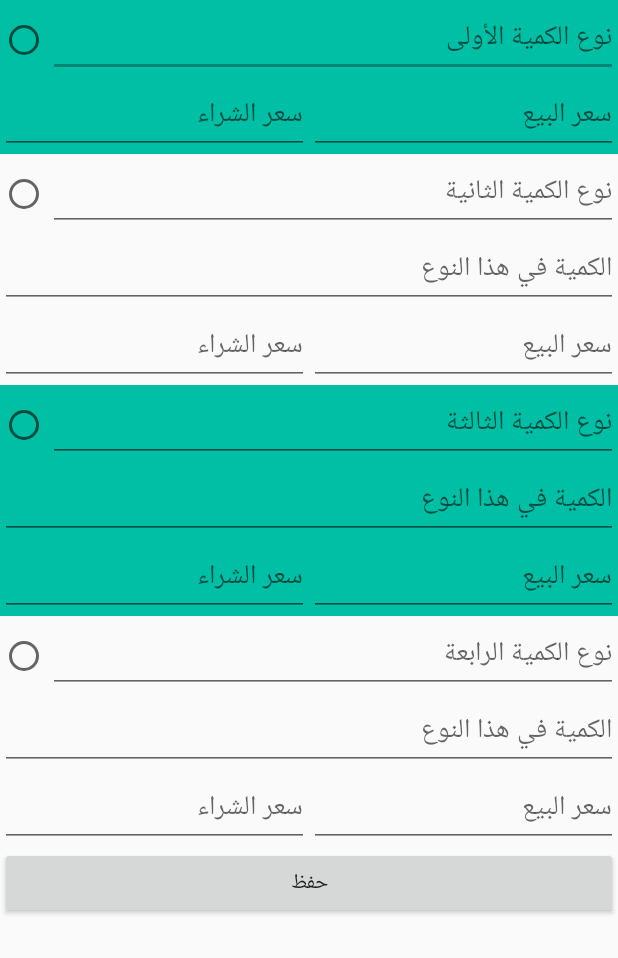
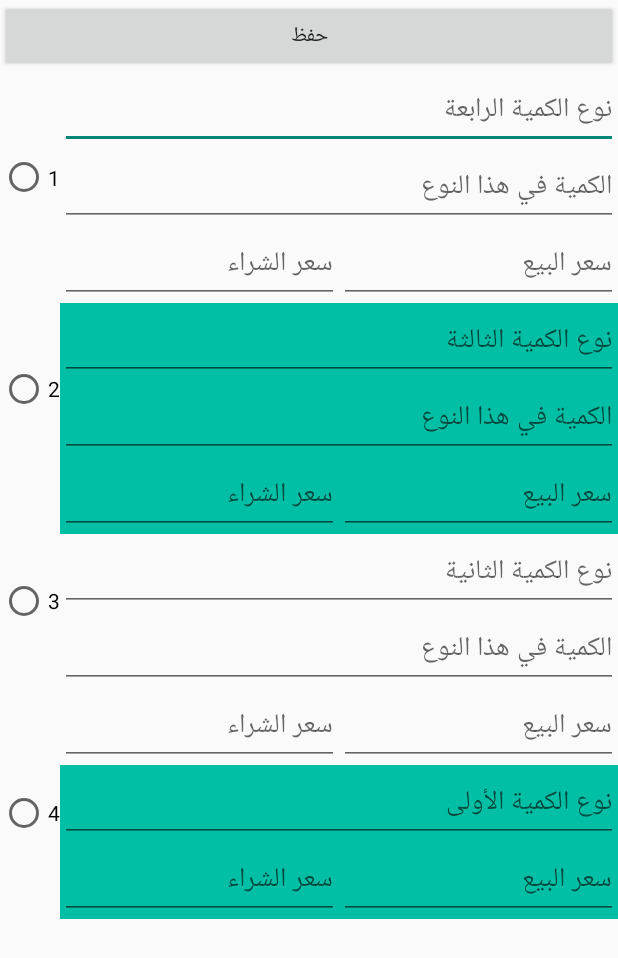
Before and after one commit to omerAndroid/MiniCashier, an Android app: the layout eg404.xml on its own in the app's theme, with its tools: preview values and no code run, on a phone screen of 412 x 824 dp. Shown: the top 958 px of the screen. Run offline under Robolectric (Android 15) with nearby library versions, the phone set to English and light mode, and no system bars.

Commit message:
fix only that 3

```diff
--- a/app/src/main/res/layout/eg404.xml
+++ b/app/src/main/res/layout/eg404.xml
@@ -1,11 +1,33 @@
 <?xml version="1.0" encoding="utf-8"?>
-<!--   يتم تجربة الواجهات هنا-->
-
 <LinearLayout xmlns:android="http://schemas.android.com/apk/res/android"
     xmlns:tools="http://schemas.android.com/tools"
     android:layout_width="match_parent"
+    xmlns:app="http://schemas.android.com/apk/res-auto"
     android:layout_height="wrap_content"
+
     android:orientation="vertical">
+
+    <LinearLayout
+        android:layout_width="match_parent"
+        android:layout_height="wrap_content"
+        android:orientation="horizontal">
+
+        <Button
+            android:id="@+id/save_tg_add"
+            android:layout_width="wrap_content"
+            android:layout_height="wrap_content"
+            android:layout_weight="1"
+            android:text="حفظ" />
+
+        <Button
+            android:id="@+id/delete_tg_add"
+            android:layout_width="wrap_content"
+            android:layout_height="wrap_content"
+            android:layout_weight="1"
+            android:text="حذف"
+            android:visibility="gone" />
+
+    </LinearLayout>
 
     <ScrollView
         android:layout_width="match_parent"
@@ -15,10 +37,107 @@
             android:layout_width="match_parent"
             android:layout_height="wrap_content"
             android:orientation="vertical">
+
+            <LinearLayout
+                android:layout_width="match_parent"
+                android:layout_height="wrap_content"
+                android:orientation="horizontal"
+                >
                 <RadioGroup
+                    android:id="@+id/radioGroup"
+                    android:layout_width="wrap_content"
+                    android:layout_height="match_parent"
+                    android:layout_weight="0"
+                    android:orientation="vertical"
+                    tools:ignore="NestedWeights">
+
+                    <RadioButton
+                        android:id="@+id/primary_type"
+                        android:layout_width="wrap_content"
+                        android:layout_weight="1"
+                        android:layout_height="wrap_content"
+                        android:text="1" />
+
+                    <RadioButton
+                        android:id="@+id/primary_type_2"
+                        android:layout_width="wrap_content"
+                        android:layout_weight="1"
+                        android:layout_height="wrap_content"
+                        android:text="2" />
+
+                    <RadioButton
+                        android:id="@+id/primary_type_3"
+                        android:layout_width="wrap_content"
+                        android:layout_weight="1"
+                        android:layout_height="wrap_content"
+                        android:text="3" />
+
+                    <RadioButton
+                        android:id="@+id/primary_type_4"
+                        android:layout_width="wrap_content"
+                        android:layout_weight="1"
+                        android:layout_height="wrap_content"
+                        android:text="4" />
+                </RadioGroup>
+
+                <LinearLayout
+                    android:layout_width="match_parent"
+                    android:layout_height="wrap_content"
+                    android:layout_weight="1"
+                    android:orientation="vertical">
+
+                    <LinearLayout
                         android:layout_width="match_parent"
                         android:layout_height="match_parent"
-                tools:ignore="UselessParent">
+                        android:orientation="vertical">
+
+                        <LinearLayout
+                            android:layout_width="match_parent"
+                            android:layout_height="match_parent"
+                            android:orientation="horizontal">
+
+
+                            <EditText
+                                android:id="@+id/q_type_4"
+                                android:layout_width="match_parent"
+                                android:layout_height="wrap_content"
+                                android:ems="10"
+                                android:hint="نوع الكمية الرابعة"
+                                android:inputType="textPersonName" />
+                        </LinearLayout>
+
+                        <EditText
+                            android:id="@+id/q_quantity_4"
+                            android:layout_width="match_parent"
+                            android:layout_height="wrap_content"
+                            android:ems="10"
+                            android:hint="الكمية في هذا النوع"
+                            android:inputType="number" />
+
+                        <LinearLayout
+                            android:layout_width="match_parent"
+                            android:layout_height="match_parent"
+                            android:orientation="horizontal">
+
+                            <EditText
+                                android:id="@+id/q_buy_price_4"
+                                android:layout_width="match_parent"
+                                android:layout_height="wrap_content"
+                                android:layout_weight="1"
+                                android:ems="10"
+                                android:hint="سعر الشراء"
+                                android:inputType="number|numberDecimal" />
+
+                            <EditText
+                                android:id="@+id/q_sale_price_4"
+                                android:layout_width="match_parent"
+                                android:layout_height="wrap_content"
+                                android:layout_weight="1"
+                                android:ems="10"
+                                android:hint="سعر البيع"
+                                android:inputType="number|numberDecimal" />
+                        </LinearLayout>
+                    </LinearLayout>
 
                     <LinearLayout
                         android:layout_width="match_parent"
@@ -31,19 +150,23 @@
                             android:layout_height="match_parent"
                             android:orientation="horizontal">
 
-                        <RadioButton
-                            android:id="@+id/primary_type"
-                            android:layout_width="wrap_content"
-                            android:layout_height="wrap_content" />
 
                             <EditText
-                            android:id="@+id/q_type"
+                                android:id="@+id/q_type_3"
                                 android:layout_width="match_parent"
                                 android:layout_height="wrap_content"
                                 android:ems="10"
-                            android:hint="نوع الكمية الأولى"
+                                android:hint="نوع الكمية الثالثة"
                                 android:inputType="textPersonName" />
                         </LinearLayout>
+
+                        <EditText
+                            android:id="@+id/q_quantity_3"
+                            android:layout_width="match_parent"
+                            android:layout_height="wrap_content"
+                            android:ems="10"
+                            android:hint="الكمية في هذا النوع"
+                            android:inputType="number" />
 
                         <LinearLayout
                             android:layout_width="match_parent"
@@ -51,7 +174,7 @@
                             android:orientation="horizontal">
 
                             <EditText
-                            android:id="@+id/q_buy_price"
+                                android:id="@+id/q_buy_price_3"
                                 android:layout_width="match_parent"
                                 android:layout_height="wrap_content"
                                 android:layout_weight="1"
@@ -60,7 +183,7 @@
                                 android:inputType="number|numberDecimal" />
 
                             <EditText
-                            android:id="@+id/q_sale_price"
+                                android:id="@+id/q_sale_price_3"
                                 android:layout_width="match_parent"
                                 android:layout_height="wrap_content"
                                 android:layout_weight="1"
@@ -80,10 +203,6 @@
                             android:layout_height="match_parent"
                             android:orientation="horizontal">
 
-                        <RadioButton
-                            android:id="@+id/primary_type_2"
-                            android:layout_width="wrap_content"
-                            android:layout_height="wrap_content" />
 
                             <EditText
                                 android:id="@+id/q_type_2"
@@ -138,27 +257,15 @@
                             android:layout_height="match_parent"
                             android:orientation="horizontal">
 
-                        <RadioButton
-                            android:id="@+id/primary_type_3"
-                            android:layout_width="wrap_content"
-                            android:layout_height="wrap_content" />
 
                             <EditText
-                            android:id="@+id/q_type_3"
+                                android:id="@+id/q_type"
                                 android:layout_width="match_parent"
                                 android:layout_height="wrap_content"
                                 android:ems="10"
-                            android:hint="نوع الكمية الثالثة"
+                                android:hint="نوع الكمية الأولى"
                                 android:inputType="textPersonName" />
                         </LinearLayout>
-
-                    <EditText
-                        android:id="@+id/q_quantity_3"
-                        android:layout_width="match_parent"
-                        android:layout_height="wrap_content"
-                        android:ems="10"
-                        android:hint="الكمية في هذا النوع"
-                        android:inputType="number" />
 
                         <LinearLayout
                             android:layout_width="match_parent"
@@ -166,7 +273,7 @@
                             android:orientation="horizontal">
 
                             <EditText
-                            android:id="@+id/q_buy_price_3"
+                                android:id="@+id/q_buy_price"
                                 android:layout_width="match_parent"
                                 android:layout_height="wrap_content"
                                 android:layout_weight="1"
@@ -175,7 +282,7 @@
                                 android:inputType="number|numberDecimal" />
 
                             <EditText
-                            android:id="@+id/q_sale_price_3"
+                                android:id="@+id/q_sale_price"
                                 android:layout_width="match_parent"
                                 android:layout_height="wrap_content"
                                 android:layout_weight="1"
@@ -184,88 +291,11 @@
                                 android:inputType="number|numberDecimal" />
                         </LinearLayout>
                     </LinearLayout>
-
-                <LinearLayout
-                    android:layout_width="match_parent"
-                    android:layout_height="match_parent"
-                    android:orientation="vertical">
-
-                    <LinearLayout
-                        android:layout_width="match_parent"
-                        android:layout_height="match_parent"
-                        android:orientation="horizontal">
-
-                        <RadioButton
-                            android:id="@+id/primary_type_4"
-                            android:layout_width="wrap_content"
-                            android:layout_height="wrap_content" />
-
-                        <EditText
-                            android:id="@+id/q_type_4"
-                            android:layout_width="match_parent"
-                            android:layout_height="wrap_content"
-                            android:ems="10"
-                            android:hint="نوع الكمية الرابعة"
-                            android:inputType="textPersonName" />
                 </LinearLayout>
-
-                    <EditText
-                        android:id="@+id/q_quantity_4"
-                        android:layout_width="match_parent"
-                        android:layout_height="wrap_content"
-                        android:ems="10"
-                        android:hint="الكمية في هذا النوع"
-                        android:inputType="number" />
-
-                    <LinearLayout
-                        android:layout_width="match_parent"
-                        android:layout_height="match_parent"
-                        android:orientation="horizontal">
-
-                        <EditText
-                            android:id="@+id/q_buy_price_4"
-                            android:layout_width="match_parent"
-                            android:layout_height="wrap_content"
-                            android:layout_weight="1"
-                            android:ems="10"
-                            android:hint="سعر الشراء"
-                            android:inputType="number|numberDecimal" />
-
-                        <EditText
-                            android:id="@+id/q_sale_price_4"
-                            android:layout_width="match_parent"
-                            android:layout_height="wrap_content"
-                            android:layout_weight="1"
-                            android:ems="10"
-                            android:hint="سعر البيع"
-                            android:inputType="number|numberDecimal" />
-                    </LinearLayout>
-                </LinearLayout>
-
-            </RadioGroup>
-        </LinearLayout>
-    </ScrollView>
-
-    <LinearLayout
-        android:layout_width="match_parent"
-        android:layout_height="wrap_content"
-        android:orientation="horizontal">
-
-        <Button
-            android:id="@+id/save_tg_add"
-            android:layout_width="wrap_content"
-            android:layout_height="wrap_content"
-            android:layout_weight="1"
-            android:text="حفظ" />
-
-        <Button
-            android:id="@+id/delete_tg_add"
-            android:layout_width="wrap_content"
-            android:layout_height="wrap_content"
-            android:layout_weight="1"
-            android:text="حذف"
-            android:visibility="gone" />
 
             </LinearLayout>
 
         </LinearLayout>
+    </ScrollView>
+
+</LinearLayout>
```
Also changed, not shown: app/src/main/res/layout/types_goods.xml (+50 -35 lines). Lines whose indentation alone changed are shown as unchanged.
